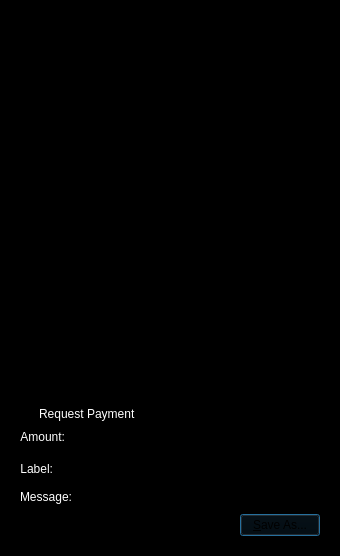
Above: src/qt/forms/qrcodedialog.ui from NoirX/NoirShares-v2-old before the change. Below: the same form after it.
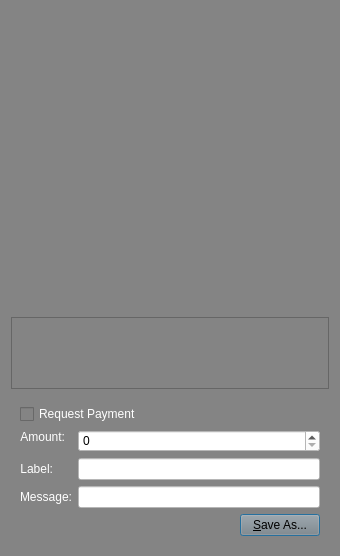
That is the form after the change. Custom widgets are drawn as their Qt base class.

```diff
--- a/src/qt/forms/qrcodedialog.ui
+++ b/src/qt/forms/qrcodedialog.ui
@@ -14,7 +14,7 @@
    <string>QR Code Dialog</string>
   </property>
   <property name="styleSheet">
-   <string notr="true">background-color: rgb(0, 0, 0);
+   <string notr="true">background-color: rgb(132, 132, 132);
 color: rgb(255, 255, 255);</string>
   </property>
   <layout class="QVBoxLayout" name="verticalLayout_3">
@@ -100,7 +100,12 @@
          </widget>
         </item>
         <item row="1" column="1">
-         <widget class="QLineEdit" name="lnLabel"/>
+         <widget class="QLineEdit" name="lnLabel">
+          <property name="styleSheet">
+           <string notr="true">background-color: rgb(255, 255, 255);
+color: rgb(0, 0, 0);</string>
+          </property>
+         </widget>
         </item>
         <item row="2" column="0">
          <widget class="QLabel" name="lblMessage">
@@ -119,7 +124,12 @@
          </widget>
         </item>
         <item row="2" column="1">
-         <widget class="QLineEdit" name="lnMessage"/>
+         <widget class="QLineEdit" name="lnMessage">
+          <property name="styleSheet">
+           <string notr="true">background-color: rgb(255, 255, 255);
+color: rgb(0, 0, 0);</string>
+          </property>
+         </widget>
         </item>
         <item row="0" column="0">
          <widget class="QLabel" name="lblAmount">
@@ -154,6 +164,10 @@
             <height>0</height>
            </size>
           </property>
+          <property name="styleSheet">
+           <string notr="true">background-color: rgb(255, 255, 255);
+color: rgb(0, 0, 0);</string>
+          </property>
          </widget>
         </item>
        </layout>
@@ -193,7 +207,7 @@
  <customwidgets>
   <customwidget>
    <class>BitcoinAmountField</class>
-   <extends>QLineEdit</extends>
+   <extends>QSpinBox</extends>
    <header>bitcoinamountfield.h</header>
    <container>1</container>
   </customwidget>
```
